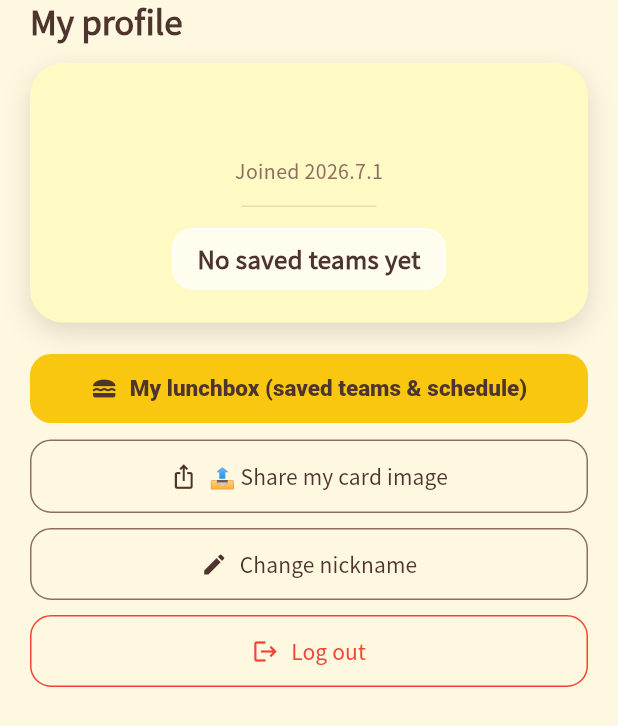
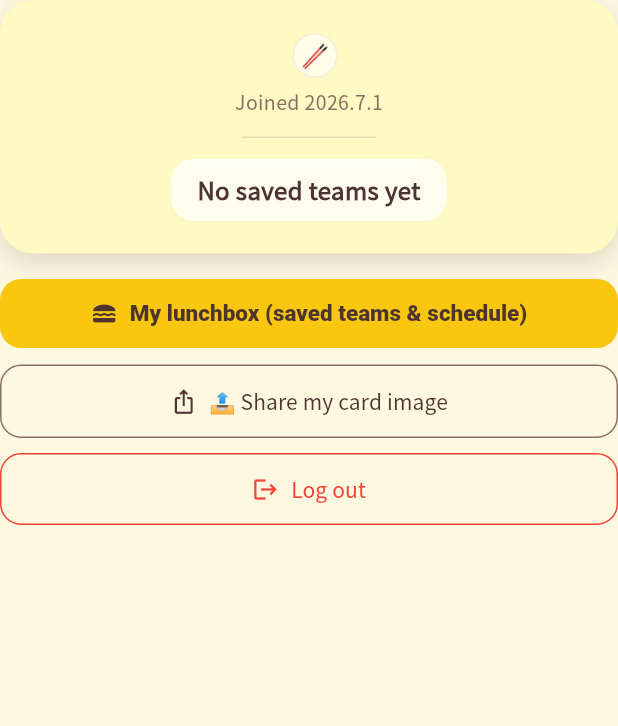
Before and after one commit to nulloongzi/null_oongzi-do-app, a Flutter app: the ProfileScreen widget shown alone on an empty page, opened directly, on a phone screen of 412 x 824 dp. Shown: the top 726 px of the screen. Run offline on Flutter 3.47's test engine with Material 3 defaults, Android fonts, the phone set to English and light mode, and no system bars; our stand-ins replace app_links, cloud_firestore, cloud_functions, firebase_analytics, firebase_auth, firebase_core and 9 more; missing offline and left inert: appinio_social_share, flutter_naver_map; accounts and stored records are empty.

Commit message:
feat(profile): 바텀시트 → 중앙 팝업 모달 (웹 프로필 오버레이 매칭)
웹처럼 화면 중앙 카드 팝업으로 전환.
- showGeneralDialog + 배경 blur(6px)+갈색 딤(웹 rgba(93,64,55,.35)), 바깥 탭 닫기
- 카드 등장 slideUp 스프링(translateY+scale, easeOutBack) + 오버레이 fadeIn
- 닉네임 옆 🥢 편집 아이콘(웹 .pc-edit-btn) → 별도 닉네임변경 버튼 제거
- SheetTitle/바텀시트 chrome 제거, 카드+액션만 중앙 배치

```diff
--- a/lib/screens/profile_screen.dart
+++ b/lib/screens/profile_screen.dart
@@ -1,4 +1,6 @@
 // profile_screen.dart — 내 프로필(밥이름 카드). 웹 renderProfileCard/editNickname 포팅.
+// 웹처럼 화면 중앙 팝업 모달(딤 blur + slideUp 스프링)로 표시.
+import 'dart:ui' show ImageFilter;
 import 'package:flutter/material.dart';
 import 'package:firebase_auth/firebase_auth.dart';
 import 'package:google_sign_in/google_sign_in.dart';
@@ -9,13 +11,70 @@ import '../services/i18n.dart';
 import '../services/lunchbox_service.dart';
 import '../services/profile_service.dart';
 import '../theme.dart';
-import '../widgets/app_sheet.dart';
+import '../widgets/bounce_tap.dart';
 import 'lunchbox_screen.dart';
 import 'share_image_screen.dart';
 
-/// 내 정보 팝업: 풀스크린 라우트 대신 지도 위로 뜨는 모달 바텀시트(웹 프로필 오버레이 대응).
-Future<void> showProfileSheet(BuildContext context) =>
-    showAppSheet<void>(context, child: const ProfileScreen());
+/// 내 정보 팝업: 웹 프로필 오버레이 대응 — 화면 중앙 카드 모달(딤 blur + 스프링 등장).
+Future<void> showProfileSheet(BuildContext context) {
+  return showGeneralDialog<void>(
+    context: context,
+    barrierDismissible: false, // 딤·blur·바깥탭을 _ProfileModal에서 직접 처리
+    barrierLabel: 'profile',
+    barrierColor: Colors.transparent,
+    transitionDuration: const Duration(milliseconds: 300),
+    pageBuilder: (ctx, a1, a2) => const _ProfileModal(),
+    transitionBuilder: (ctx, anim, sec, child) =>
+        FadeTransition(opacity: anim, child: child), // 오버레이 fadeIn
+  );
+}
+
+// 중앙 모달: 배경 blur+갈색 딤(바깥 탭 닫기) + 스프링으로 떠오르는 카드.
+class _ProfileModal extends StatelessWidget {
+  const _ProfileModal();
+
+  @override
+  Widget build(BuildContext context) {
+    return Stack(
+      children: [
+        Positioned.fill(
+          child: GestureDetector(
+            behavior: HitTestBehavior.opaque,
+            onTap: () => Navigator.of(context).maybePop(), // 바깥 탭 닫기
+            child: BackdropFilter(
+              filter: ImageFilter.blur(sigmaX: 6, sigmaY: 6),
+              child: Container(color: const Color(0x595D4037)), // 웹 rgba(93,64,55,.35)
+            ),
+          ),
+        ),
+        Center(
+          child: TweenAnimationBuilder<double>(
+            tween: Tween(begin: 0.0, end: 1.0),
+            duration: const Duration(milliseconds: 340),
+            curve: Curves.easeOutBack, // 통통 스프링(웹 slideUp)
+            builder: (ctx, v, child) => Transform.translate(
+              offset: Offset(0, (1 - v) * 40),
+              child: Transform.scale(scale: 0.95 + 0.05 * v, child: child),
+            ),
+            child: GestureDetector(
+              onTap: () {}, // 카드 탭 흡수(닫기 방지)
+              child: ConstrainedBox(
+                constraints: BoxConstraints(
+                  maxWidth: 360,
+                  maxHeight: MediaQuery.of(context).size.height * 0.85,
+                ),
+                child: const SingleChildScrollView(
+                  padding: EdgeInsets.symmetric(horizontal: 20, vertical: 8),
+                  child: ProfileScreen(),
+                ),
+              ),
+            ),
+          ),
+        ),
+      ],
+    );
+  }
+}
 
 class ProfileScreen extends StatefulWidget {
   const ProfileScreen({super.key});
@@ -149,44 +208,31 @@ class _ProfileScreenState extends State<ProfileScreen> {
 
   @override
   Widget build(BuildContext context) {
-    return Padding(
-      padding: EdgeInsets.only(bottom: MediaQuery.of(context).viewInsets.bottom),
-      child: SingleChildScrollView(
-        padding: const EdgeInsets.fromLTRB(20, 0, 20, 24),
+    return Material(
+      type: MaterialType.transparency,
       child: Column(
         mainAxisSize: MainAxisSize.min,
         crossAxisAlignment: CrossAxisAlignment.stretch,
         children: [
-            SheetTitle(t('profile_title')),
           if (_loading)
             const Padding(
-                padding: EdgeInsets.symmetric(vertical: 48),
+              padding: EdgeInsets.symmetric(vertical: 60),
               child: Center(child: CircularProgressIndicator()),
             )
           else ...[
             if (_profile != null) _card(_profile!),
-              const SizedBox(height: 20),
+            const SizedBox(height: 16),
             ElevatedButton.icon(
-                // 도시락도 시트로 (이 시트 위에 스택). 풀스크린 전환 제거.
               onPressed: () => showLunchboxSheet(context),
               icon: const Icon(Icons.lunch_dining, size: 18),
               label: Text(t('my_lunchbox')),
             ),
             const SizedBox(height: 10),
             OutlinedButton.icon(
-                onPressed: () => Navigator.push(
-                    context,
-                    MaterialPageRoute(
-                        builder: (_) => const ShareImageScreen())),
+              onPressed: () => Navigator.push(context,
+                  MaterialPageRoute(builder: (_) => const ShareImageScreen())),
               icon: const Icon(Icons.ios_share, size: 18),
               label: Text(t('share_image_btn_profile')),
-              ),
-              const SizedBox(height: 10),
-              if (_profile != null)
-                OutlinedButton.icon(
-                  onPressed: _rename,
-                  icon: const Icon(Icons.edit, size: 18),
-                  label: Text(t('change_nickname')),
             ),
             const SizedBox(height: 10),
             OutlinedButton.icon(
@@ -199,7 +245,6 @@ class _ProfileScreenState extends State<ProfileScreen> {
             ),
           ],
         ],
-        ),
       ),
     );
   }
@@ -226,12 +271,35 @@ class _ProfileScreenState extends State<ProfileScreen> {
               mainAxisSize: MainAxisSize.min,
               crossAxisAlignment: CrossAxisAlignment.center,
               children: [
-                Text(p.fullNickname,
+                // 닉네임 + 🥢 편집(웹 .pc-header / .pc-edit-btn)
+                Row(
+                  mainAxisAlignment: MainAxisAlignment.center,
+                  children: [
+                    Flexible(
+                      child: Text(p.fullNickname,
                           textAlign: TextAlign.center,
                           style: const TextStyle(
-                        fontSize: 26,
+                              fontSize: 24,
                               fontWeight: FontWeight.w900,
                               color: NurungjiColors.dark)),
+                    ),
+                    const SizedBox(width: 8),
+                    BounceTap(
+                      onTap: _rename,
+                      child: Container(
+                        width: 30,
+                        height: 30,
+                        alignment: Alignment.center,
+                        decoration: BoxDecoration(
+                          color: const Color(0x99FFFFFF),
+                          shape: BoxShape.circle,
+                          border: Border.all(color: const Color(0x0D000000)),
+                        ),
+                        child: const Text('🥢', style: TextStyle(fontSize: 15)),
+                      ),
+                    ),
+                  ],
+                ),
                 if (joined.isNotEmpty)
                   Padding(
                     padding: const EdgeInsets.only(top: 4),
```
Lines whose indentation alone changed are shown as unchanged.
